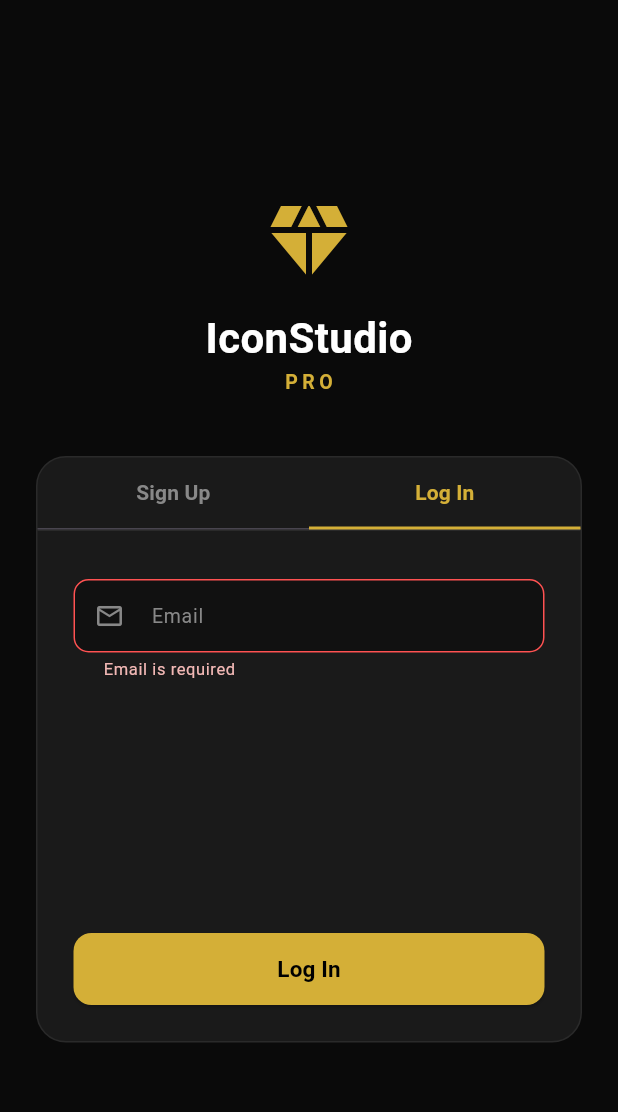
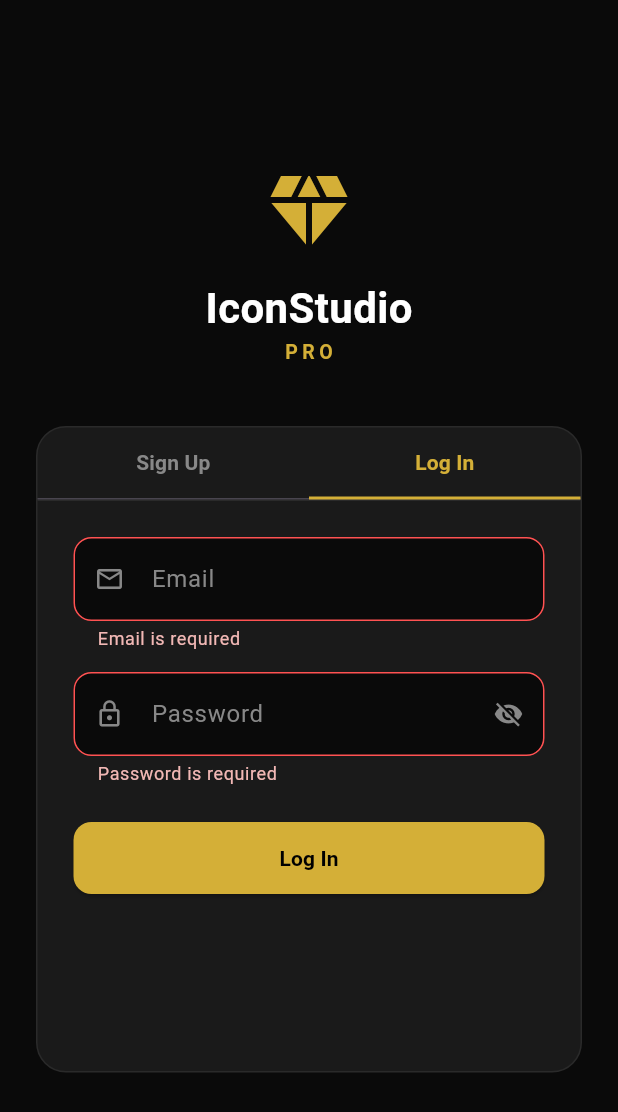
Before and after one commit to MoneyMan421/Iconic-studio-pro, a Flutter app: the screen it shows after launch, tab 2 chosen, after a tap on "Log In", on a phone screen of 412 x 824 dp. Shown: the top 1112 px of the screen. Run offline on Flutter 3.47's test engine with Material 3 defaults, Android fonts, the phone set to English and light mode, and no system bars; our stand-ins replace file_picker, flutter_svg, shared_preferences; missing offline and left inert: dart:html, flutter_shaders.

Commit message:
fix: password hashing with SHA-256, require password on login, fix auth bypass

```diff
--- a/lib/auth_screen.dart
+++ b/lib/auth_screen.dart
@@ -1,5 +1,7 @@
 import 'package:flutter/material.dart';
 import 'package:shared_preferences/shared_preferences.dart';
+import 'package:crypto/crypto.dart';
+import 'dart:convert';
 import 'app_colors.dart';
 
 /// Shared email validation regex.
@@ -9,6 +11,11 @@ String? _validateEmail(String? v) {
   if (v == null || v.trim().isEmpty) return 'Email is required';
   if (!_emailRegex.hasMatch(v.trim())) return 'Enter a valid email';
   return null;
+}
+
+String _hashPassword(String password) {
+  final bytes = utf8.encode(password);
+  return sha256.convert(bytes).toString();
 }
 
 /// Simple in-app auth state. Persists login across restarts via SharedPreferences.
@@ -26,28 +33,46 @@ class AuthState extends ChangeNotifier {
     notifyListeners();
   }
 
-  Future<void> signUp({required String name, required String email}) async {
+  Future<void> signUp({
+    required String name,
+    required String email,
+    required String password,
+  }) async {
     final prefs = await SharedPreferences.getInstance();
+    final existingEmail = prefs.getString('userEmail') ?? '';
+    if (existingEmail.isNotEmpty && existingEmail != email) {
+      throw Exception('An account already exists. Please log in instead.');
+    }
+    final hashed = _hashPassword(password);
     await prefs.setBool('isLoggedIn', true);
     await prefs.setString('displayName', name);
-    await prefs.setString('userEmail', email);
+    await prefs.setString('userEmail', email.toLowerCase().trim());
+    await prefs.setString('userPasswordHash', hashed);
     _isLoggedIn = true;
     _displayName = name;
     notifyListeners();
   }
 
-  Future<void> login({required String email}) async {
+  Future<void> login({required String email, required String password}) async {
     final prefs = await SharedPreferences.getInstance();
     final storedEmail = prefs.getString('userEmail') ?? '';
-    if (storedEmail.isEmpty || storedEmail == email) {
-      final storedName = prefs.getString('displayName') ?? email.split('@').first;
-      await prefs.setBool('isLoggedIn', true);
-      _isLoggedIn = true;
-      _displayName = storedName;
-      notifyListeners();
-    } else {
-      throw Exception('No account found for that email. Please sign up.');
+    final storedHash = prefs.getString('userPasswordHash') ?? '';
+
+    if (storedEmail.isEmpty) {
+      throw Exception('No account found. Please sign up first.');
     }
+    if (storedEmail != email.toLowerCase().trim()) {
+      throw Exception('No account found for that email.');
+    }
+    if (storedHash.isNotEmpty && storedHash != _hashPassword(password)) {
+      throw Exception('Incorrect password.');
+    }
+
+    final storedName = prefs.getString('displayName') ?? email.split('@').first;
+    await prefs.setBool('isLoggedIn', true);
+    _isLoggedIn = true;
+    _displayName = storedName;
+    notifyListeners();
   }
 
   Future<void> logout() async {
@@ -160,7 +185,6 @@ class _AuthScreenState extends State<AuthScreen>
               child: Column(
                 mainAxisSize: MainAxisSize.min,
                 children: [
-                  // Logo
                   const Icon(Icons.diamond, color: AppColors.gold, size: 64),
                   const SizedBox(height: 12),
                   const Text(
@@ -181,7 +205,6 @@ class _AuthScreenState extends State<AuthScreen>
                     ),
                   ),
                   const SizedBox(height: 40),
-                  // Card
                   Container(
                     decoration: BoxDecoration(
                       color: AppColors.panel,
@@ -190,7 +213,6 @@ class _AuthScreenState extends State<AuthScreen>
                     ),
                     child: Column(
                       children: [
-                        // Tab bar
                         Container(
                           decoration: const BoxDecoration(
                             border: Border(
@@ -214,7 +236,7 @@ class _AuthScreenState extends State<AuthScreen>
                           ),
                         ),
                         SizedBox(
-                          height: 340,
+                          height: 380,
                           child: TabBarView(
                             controller: _tabs,
                             children: [
@@ -272,6 +294,7 @@ class _SignUpFormState extends State<_SignUpForm> {
       await widget.auth.signUp(
         name: _nameCtrl.text.trim(),
         email: _emailCtrl.text.trim().toLowerCase(),
+        password: _passCtrl.text,
       );
     } catch (e) {
       if (mounted) {
@@ -322,9 +345,11 @@ class _SignUpFormState extends State<_SignUpForm> {
                 ),
                 onPressed: () => setState(() => _obscurePass = !_obscurePass),
               ),
-              validator: (v) => (v == null || v.length < 6)
-                  ? 'Password must be at least 6 characters'
-                  : null,
+              validator: (v) {
+                if (v == null || v.isEmpty) return 'Password is required';
+                if (v.length < 6) return 'Minimum 6 characters';
+                return null;
+              },
             ),
             const SizedBox(height: 14),
             _AuthField(
@@ -341,11 +366,12 @@ class _SignUpFormState extends State<_SignUpForm> {
                 onPressed: () =>
                     setState(() => _obscureConfirm = !_obscureConfirm),
               ),
-              validator: (v) => v != _passCtrl.text
-                  ? 'Passwords do not match'
-                  : null,
+              validator: (v) {
+                if (v != _passCtrl.text) return 'Passwords do not match';
+                return null;
+              },
             ),
-            const Spacer(),
+            const SizedBox(height: 24),
             _GoldButton(
               label: 'Create Account',
               loading: _loading,
@@ -371,11 +397,14 @@ class _LoginForm extends StatefulWidget {
 class _LoginFormState extends State<_LoginForm> {
   final _formKey = GlobalKey<FormState>();
   final _emailCtrl = TextEditingController();
+  final _passCtrl = TextEditingController();
+  bool _obscure = true;
   bool _loading = false;
 
   @override
   void dispose() {
     _emailCtrl.dispose();
+    _passCtrl.dispose();
     super.dispose();
   }
 
@@ -383,7 +412,10 @@ class _LoginFormState extends State<_LoginForm> {
     if (!(_formKey.currentState?.validate() ?? false)) return;
     setState(() => _loading = true);
     try {
-      await widget.auth.login(email: _emailCtrl.text.trim().toLowerCase());
+      await widget.auth.login(
+        email: _emailCtrl.text.trim().toLowerCase(),
+        password: _passCtrl.text,
+      );
     } catch (e) {
       if (mounted) {
         ScaffoldMessenger.of(context).showSnackBar(
@@ -404,7 +436,6 @@ class _LoginFormState extends State<_LoginForm> {
         child: Column(
           crossAxisAlignment: CrossAxisAlignment.stretch,
           children: [
-            const SizedBox(height: 8),
             _AuthField(
               controller: _emailCtrl,
               label: 'Email',
@@ -412,7 +443,24 @@ class _LoginFormState extends State<_LoginForm> {
               keyboardType: TextInputType.emailAddress,
               validator: _validateEmail,
             ),
-            const Spacer(),
+            const SizedBox(height: 14),
+            _AuthField(
+              controller: _passCtrl,
+              label: 'Password',
+              icon: Icons.lock_outline,
+              obscureText: _obscure,
+              suffixIcon: IconButton(
+                icon: Icon(
+                  _obscure ? Icons.visibility_off : Icons.visibility,
+                  color: AppColors.textSecondary,
+                  size: 20,
+                ),
+                onPressed: () => setState(() => _obscure = !_obscure),
+              ),
+              validator: (v) =>
+                  (v == null || v.isEmpty) ? 'Password is required' : null,
+            ),
+            const SizedBox(height: 24),
             _GoldButton(
               label: 'Log In',
               loading: _loading,
@@ -431,18 +479,18 @@ class _AuthField extends StatelessWidget {
   final TextEditingController controller;
   final String label;
   final IconData icon;
+  final TextInputType? keyboardType;
   final bool obscureText;
   final Widget? suffixIcon;
-  final TextInputType? keyboardType;
   final String? Function(String?)? validator;
 
   const _AuthField({
     required this.controller,
     required this.label,
     required this.icon,
+    this.keyboardType,
     this.obscureText = false,
     this.suffixIcon,
-    this.keyboardType,
     this.validator,
   });
 
@@ -450,37 +498,33 @@ class _AuthField extends StatelessWidget {
   Widget build(BuildContext context) {
     return TextFormField(
       controller: controller,
+      keyboardType: keyboardType,
       obscureText: obscureText,
-      keyboardType: keyboardType,
+      style: const TextStyle(color: AppColors.textPrimary),
       validator: validator,
-      style: const TextStyle(color: Colors.white, fontSize: 14),
       decoration: InputDecoration(
         labelText: label,
-        labelStyle: const TextStyle(color: AppColors.textSecondary, fontSize: 13),
+        labelStyle: const TextStyle(color: AppColors.textSecondary),
         prefixIcon: Icon(icon, color: AppColors.textSecondary, size: 20),
         suffixIcon: suffixIcon,
         filled: true,
-        fillColor: AppColors.uploadZone,
-        contentPadding:
-            const EdgeInsets.symmetric(horizontal: 16, vertical: 14),
+        fillColor: AppColors.background,
         enabledBorder: OutlineInputBorder(
-          borderRadius: BorderRadius.circular(10),
+          borderRadius: BorderRadius.circular(12),
           borderSide: const BorderSide(color: AppColors.panelBorder),
         ),
         focusedBorder: OutlineInputBorder(
-          borderRadius: BorderRadius.circular(10),
-          borderSide:
-              const BorderSide(color: AppColors.gold, width: 1.5),
+          borderRadius: BorderRadius.circular(12),
+          borderSide: const BorderSide(color: AppColors.gold),
         ),
         errorBorder: OutlineInputBorder(
-          borderRadius: BorderRadius.circular(10),
+          borderRadius: BorderRadius.circular(12),
           borderSide: const BorderSide(color: Colors.redAccent),
         ),
         focusedErrorBorder: OutlineInputBorder(
-          borderRadius: BorderRadius.circular(10),
-          borderSide: const BorderSide(color: Colors.redAccent, width: 1.5),
+          borderRadius: BorderRadius.circular(12),
+          borderSide: const BorderSide(color: Colors.redAccent),
         ),
-        errorStyle: const TextStyle(fontSize: 11),
       ),
     );
   }
@@ -506,7 +550,6 @@ class _GoldButton extends StatelessWidget {
         style: ElevatedButton.styleFrom(
           backgroundColor: AppColors.gold,
           foregroundColor: Colors.black,
-          disabledBackgroundColor: AppColors.gold.withValues(alpha: 0.5),
           shape:
               RoundedRectangleBorder(borderRadius: BorderRadius.circular(12)),
         ),
@@ -515,17 +558,10 @@ class _GoldButton extends StatelessWidget {
                 width: 20,
                 height: 20,
                 child: CircularProgressIndicator(
-                  color: Colors.black,
-                  strokeWidth: 2.5,
-                ),
+                    strokeWidth: 2, color: Colors.black),
               )
-            : Text(
-                label,
-                style: const TextStyle(
-                  fontWeight: FontWeight.bold,
-                  fontSize: 15,
-                ),
-              ),
+            : Text(label,
+                style: const TextStyle(fontWeight: FontWeight.bold)),
       ),
     );
   }
```
